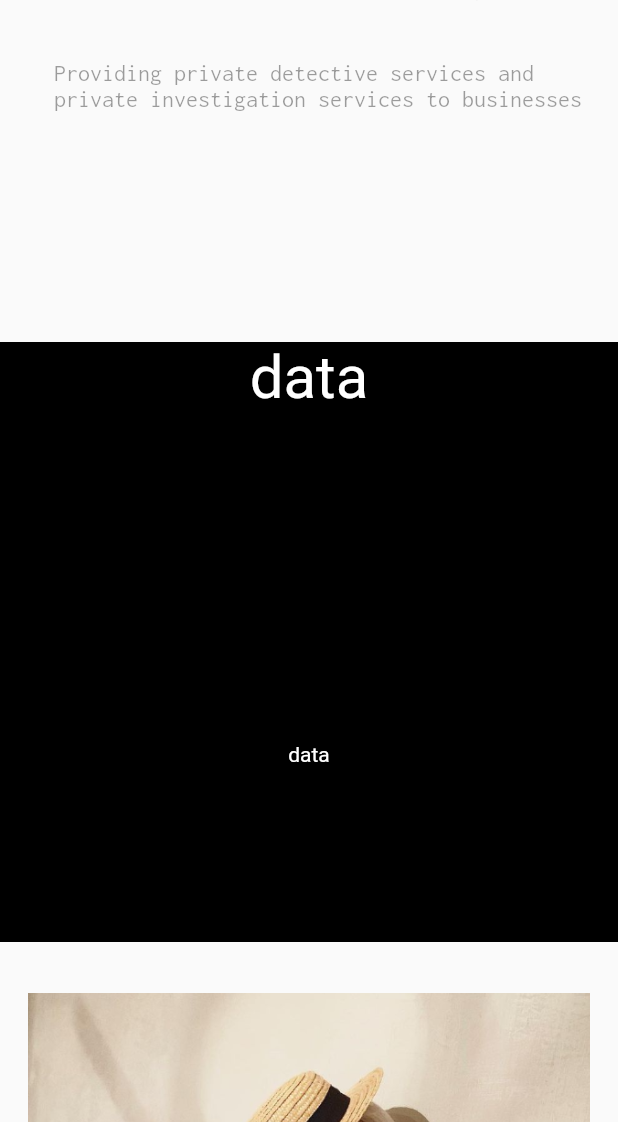
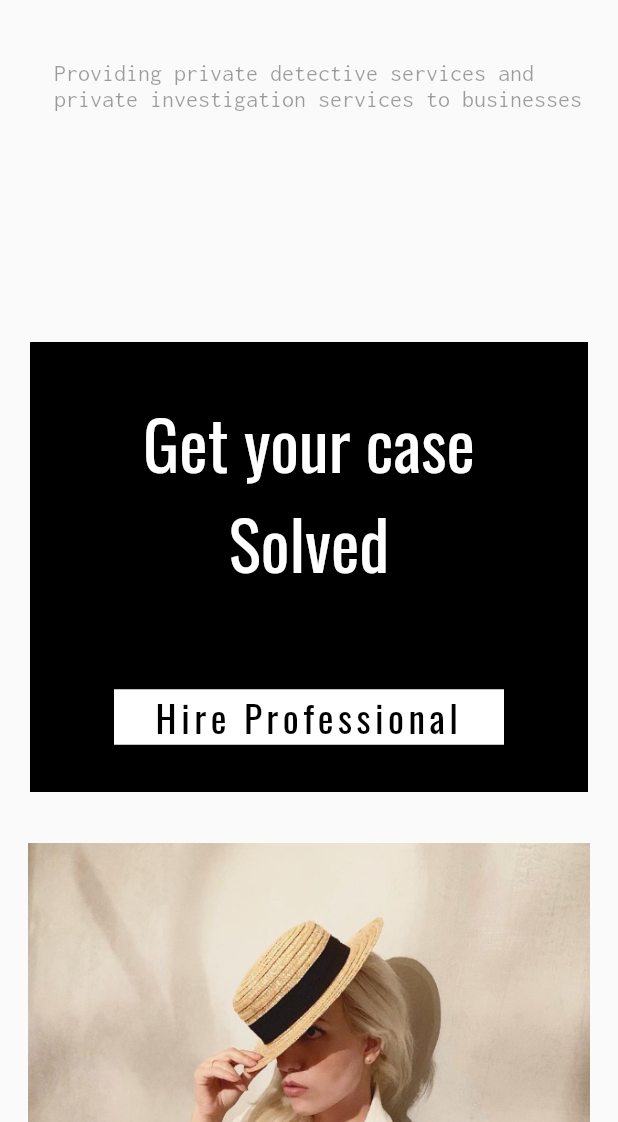
Before and after one commit to sagnik150699/drenlab_krala_murnau_portfolio, a Flutter app: the screen it shows after launch, scrolled down 576 dp, on a phone screen of 412 x 824 dp, the part 114-1236 px from its top. Run offline on Flutter 3.47's test engine with Material 2 defaults, Android fonts, the phone set to English and light mode, and no system bars; drawn by our look-alikes of carousel_slider; our stand-ins replace google_fonts.

Commit message:
big mobile

```diff
--- a/flutter_app/lib/services/responsive_handler.dart
+++ b/flutter_app/lib/services/responsive_handler.dart
@@ -1,6 +1,7 @@
 import 'package:flutter/material.dart';
 import 'package:flutter/cupertino.dart';
-import 'package:flutter_app/ui/mobile.dart';
+import 'package:flutter_app/ui/mobilelarge.dart';
+import 'package:flutter_app/ui/mobilesmall.dart';
 import 'package:flutter_app/ui/web.dart';
 
 class Services extends StatefulWidget {
@@ -21,9 +22,14 @@ class _ServicesState extends State<Services> {
         builder: (context, constraints) {
           if (constraints.maxWidth > 600) {
             return Web();
-          } else {
-            return Mobile();
           }
+          if(constraints.maxHeight > 700 && constraints.maxHeight< 800){
+            return Mobile1();
+          }
+          else {
+            return Mobile2();
+          }
+
         },
       ),
     );
--- a/flutter_app/lib/ui/mobile.dart
+++ b/flutter_app/lib/ui/mobilelarge.dart
@@ -4,12 +4,12 @@ import 'package:google_fonts/google_fonts.dart';
 import 'package:carousel_slider/carousel_slider.dart';
 import 'package:flutter_app/components/variables.dart';
 
-class Mobile extends StatefulWidget {
+class Mobile1 extends StatefulWidget {
   @override
-  _Mobile createState() => new _Mobile();
+  _Mobile1 createState() => new _Mobile1();
 }
 
-class _Mobile extends State<Mobile> {
+class _Mobile1 extends State<Mobile1> {
   var city = 'Berlin,Germany';
 
   Variables variables = new Variables();
@@ -20,8 +20,6 @@ class _Mobile extends State<Mobile> {
     ScrollController controller = ScrollController();
     bool closeTopContainer = false;
     print(size);
-
-
 
     controller.addListener(() {
       setState(() {
@@ -34,7 +32,7 @@ class _Mobile extends State<Mobile> {
         duration: const Duration(microseconds: 200),
         width: size.width,
         alignment: Alignment.topCenter,
-        height: closeTopContainer?0:categoryHeight,
+        height: closeTopContainer ? 0 : categoryHeight,
         child: SizedBox(
           height: 900,
           width: 700,
@@ -123,19 +121,43 @@ class _Mobile extends State<Mobile> {
           ]),
         ),
       ),
-
-      Container(
-
-        padding: EdgeInsets.only(left: 20,right: 20),
-        height: 400,
-        width: 5,
+      Padding(
+        padding: const EdgeInsets.only(right: 20, left: 20),
+        child: Container(
+          padding: EdgeInsets.only(left: 20, right: 20),
+          height: 300,
+          // width: 5,
           color: Colors.black,
           child: Column(
             children: <Widget>[
-            Expanded(flex: 2, child: Text("data",style: TextStyle(color: Colors.white,fontSize: 40),)),
-            Expanded(child: Text("data",style: TextStyle(color: Colors.white),)),
-
+              Expanded(
+                  flex: 2,
+                  child: Center(
+                    child: Text(
+                      "Get your case " "Solved",
+                      textAlign: TextAlign.center ,
+                      style:
+                          GoogleFonts.oswald(fontSize: 45, color: Colors.white),
+                    ),
+                  )),
+              Expanded( flex: 1,
+                  child: FlatButton(
+                    onPressed: null,
+                    child: ListTile(
+                      shape: RoundedRectangleBorder(),
+                      title: Card(
+                        shape: RoundedRectangleBorder(),
+                        child: Text(
+                "Hire Professional ",
+                 textAlign: TextAlign.center,
+                 style:
+    GoogleFonts.oswald(fontSize: 25, color: Colors.black, letterSpacing: 3),
+              ),
+                      ),
+                    ),
+                  )),
             ],
+          ),
         ),
       ),
       Stack(children: <Widget>[
@@ -205,7 +227,8 @@ class _Mobile extends State<Mobile> {
               autoPlayAnimationDuration: Duration(milliseconds: 800),
               autoPlayCurve: Curves.easeInOutSine,
               enlargeCenterPage: true,
-              scrollDirection: Axis.horizontal,),
+              scrollDirection: Axis.horizontal,
+            ),
           ),
         ),
 
@@ -275,7 +298,7 @@ class _Mobile extends State<Mobile> {
             shadowColor: Colors.black,
             elevation: 0,
             child: Text(
-              "Private Detective",
+              "Kaffee und Milch",
               style: GoogleFonts.sedgwickAveDisplay(fontSize: 35),
             ),
           ),
@@ -300,11 +323,9 @@ class _Mobile extends State<Mobile> {
       ]),
     ];
 
-
     return SafeArea(
       child: Scaffold(
         drawer: new Drawer(
-
           child: ListView(
             // Important: Remove any padding from the ListView.
             padding: EdgeInsets.zero,
@@ -338,10 +359,12 @@ class _Mobile extends State<Mobile> {
           backgroundColor: Colors.black,
           leading: new IconButton(
             color: Colors.white,
-            icon: new Icon( Icons.menu, size: 40,),
+            icon: new Icon(
+              Icons.menu,
+              size: 40,
+            ),
             onPressed: () => _scaffoldKey.currentState.openDrawer(),
           ),
-
         ),
         // floatingActionButton: Padding(
         //
@@ -363,7 +386,6 @@ class _Mobile extends State<Mobile> {
             return itemData[index];
           },
         ),
-
       ),
     );
     // return
--- /dev/null
+++ b/flutter_app/lib/ui/mobilesmall.dart
@@ -0,0 +1,393 @@
+import 'package:flutter/cupertino.dart';
+import 'package:flutter/material.dart';
+import 'package:google_fonts/google_fonts.dart';
+import 'package:carousel_slider/carousel_slider.dart';
+import 'package:flutter_app/components/variables.dart';
+
+class Mobile2 extends StatefulWidget {
+  @override
+  _Mobile2 createState() => new _Mobile2();
+}
+
+class _Mobile2 extends State<Mobile2> {
+  var city = 'Berlin,Germany';
+
+  Variables variables = new Variables();
+  final GlobalKey<ScaffoldState> _scaffoldKey = new GlobalKey<ScaffoldState>();
+  Widget build(BuildContext context) {
+    final Size size = MediaQuery.of(context).size;
+    final double categoryHeight = size.height;
+    ScrollController controller = ScrollController();
+    bool closeTopContainer = false;
+    print(size);
+
+    controller.addListener(() {
+      setState(() {
+        closeTopContainer = controller.offset > 50;
+      });
+    });
+
+    List<Widget> itemData = [
+      AnimatedContainer(
+        duration: const Duration(microseconds: 200),
+        width: size.width,
+        alignment: Alignment.topCenter,
+        height: closeTopContainer ? 0 : categoryHeight,
+        child: SizedBox(
+          height: 900,
+          width: 700,
+          child: Stack(children: <Widget>[
+            Padding(
+                padding: const EdgeInsets.all(0),
+                child: CarouselSlider(
+                    items: Variables().item,
+                    options: CarouselOptions(
+                      height: 500,
+                      aspectRatio: 16 / 9,
+                      viewportFraction: 0.911,
+                      initialPage: 0,
+                      enableInfiniteScroll: true,
+                      reverse: false,
+                      autoPlay: true,
+                      autoPlayInterval: Duration(seconds: 3),
+                      autoPlayAnimationDuration: Duration(milliseconds: 800),
+                      autoPlayCurve: Curves.easeInOutSine,
+                      enlargeCenterPage: true,
+                      scrollDirection: Axis.horizontal,
+                    ))),
+            // Padding(
+            //   padding: const EdgeInsets.only(top: 5),
+            //   child: ListTile(
+            //     title: Text(
+            //       "",
+            //       style: GoogleFonts.oswald(fontSize: 40),
+            //     ),
+            //     leading: IconButton(
+            //       icon: Icon(
+            //         Icons.menu,
+            //         size: 40,
+            //       ),
+            //       onPressed: () {
+            //          Scaffold.of(context).openDrawer();
+            //       },
+            //     ),
+            //   ),
+            // ),
+            Padding(
+              padding: const EdgeInsets.only(top: 450, left: 30),
+              child: Card(
+                elevation: 10,
+                color: Colors.black,
+                child: Text(
+                  "Krala Murnau",
+                  style: GoogleFonts.oswald(fontSize: 45, color: Colors.white),
+                ),
+              ),
+            ),
+            Padding(
+              padding: const EdgeInsets.only(top: 540, left: 125),
+              child: Card(
+                shadowColor: Colors.black,
+                elevation: 0,
+                child: Text(
+                  "Private Detective",
+                  style: GoogleFonts.sedgwickAveDisplay(fontSize: 35),
+                ),
+              ),
+            ),
+            Padding(
+              padding: const EdgeInsets.only(top: 550, left: 70),
+              child: Icon(
+                Icons.search,
+                size: 35,
+              ),
+            ),
+            Padding(
+              padding: const EdgeInsets.only(left: 135, top: 580),
+              child: Container(
+                  child: Text("Current Location: $city",
+                      style: GoogleFonts.inconsolata(
+                          fontSize: 15,
+                          textStyle: TextStyle(color: Colors.black45)))),
+            ),
+            Padding(
+              padding: const EdgeInsets.only(left: 20, top: 625),
+              child: ListTile(
+                  title: Text(
+                    "Providing private detective services and private investigation services to businesses ",
+                    style: GoogleFonts.inconsolata(color: Colors.black38),
+                  )),
+            ),
+          ]),
+        ),
+      ),
+      Padding(
+        padding: const EdgeInsets.only(right: 20, left: 20),
+        child: Container(
+          padding: EdgeInsets.only(left: 20, right: 20),
+          height: 300,
+          // width: 5,
+          color: Colors.black,
+          child: Column(
+            children: <Widget>[
+              Expanded(
+                  flex: 2,
+                  child: Center(
+                    child: Text(
+                      "Get your case " "Solved",
+                      textAlign: TextAlign.center ,
+                      style:
+                      GoogleFonts.oswald(fontSize: 45, color: Colors.white),
+                    ),
+                  )),
+              Expanded( flex: 1,
+                  child: FlatButton(
+                    onPressed: null,
+                    child: ListTile(
+                      shape: RoundedRectangleBorder(),
+                      title: Card(
+                        shape: RoundedRectangleBorder(),
+                        child: Text(
+                          "Hire Professional ",
+                          textAlign: TextAlign.center,
+                          style:
+                          GoogleFonts.oswald(fontSize: 25, color: Colors.black, letterSpacing: 3),
+                        ),
+                      ),
+                    ),
+                  )),
+            ],
+          ),
+        ),
+      ),
+      Stack(children: <Widget>[
+        Padding(
+            padding: const EdgeInsets.all(0),
+            child: CarouselSlider(
+                items: Variables().item2,
+                options: CarouselOptions(
+                  height: 500,
+                  aspectRatio: 16 / 9,
+                  viewportFraction: 0.911,
+                  initialPage: 0,
+                  enableInfiniteScroll: true,
+                  reverse: false,
+                  autoPlay: true,
+                  autoPlayInterval: Duration(seconds: 3),
+                  autoPlayAnimationDuration: Duration(milliseconds: 800),
+                  autoPlayCurve: Curves.easeInOutSine,
+                  enlargeCenterPage: true,
+                  scrollDirection: Axis.horizontal,
+                ))),
+        // Padding(
+        //   padding: const EdgeInsets.only(top: 5),
+        //   child: InteractiveViewer(
+        //     child: ListTile(
+        //       title: Text(
+        //         "",
+        //         style: GoogleFonts.oswald(fontSize: 40),
+        //       ),
+        //       leading: IconButton(
+        //         icon: Icon(
+        //           Icons.menu,
+        //           size: 40,
+        //         ),
+        //         onPressed: () {
+        //           // Scaffold.of(context).openDrawer();
+        //         },
+        //       ),
+        //     ),
+        //   ),
+        // ),
+        Padding(
+          padding: const EdgeInsets.only(top: 450, left: 30),
+          child: Card(
+            elevation: 10,
+            color: Colors.black,
+            child: Text(
+              "LifeStyle",
+              style: GoogleFonts.oswald(fontSize: 45, color: Colors.white),
+            ),
+          ),
+        ),
+
+        Padding(
+          padding: const EdgeInsets.only(top: 535, left: 150),
+          child: CarouselSlider(
+            items: variables.item3,
+            options: CarouselOptions(
+              height: 60,
+              aspectRatio: 16 / 9,
+              viewportFraction: 0.911,
+              initialPage: 0,
+              enableInfiniteScroll: true,
+              reverse: false,
+              autoPlay: true,
+              autoPlayInterval: Duration(seconds: 3),
+              autoPlayAnimationDuration: Duration(milliseconds: 800),
+              autoPlayCurve: Curves.easeInOutSine,
+              enlargeCenterPage: true,
+              scrollDirection: Axis.horizontal,
+            ),
+          ),
+        ),
+
+        Padding(
+          padding: const EdgeInsets.only(left: 20, top: 625),
+          child: ListTile(
+              title: Text(
+                "Providing private detective services and private investigation services to businesses ",
+                style: GoogleFonts.inconsolata(color: Colors.black38),
+              )),
+        ),
+      ]),
+      SizedBox(
+        height: 40,
+      ),
+      Stack(children: <Widget>[
+        Padding(
+            padding: const EdgeInsets.all(0),
+            child: CarouselSlider(
+                items: Variables().item,
+                options: CarouselOptions(
+                  height: 500,
+                  aspectRatio: 16 / 9,
+                  viewportFraction: 0.911,
+                  initialPage: 0,
+                  enableInfiniteScroll: true,
+                  reverse: false,
+                  autoPlay: true,
+                  autoPlayInterval: Duration(seconds: 3),
+                  autoPlayAnimationDuration: Duration(milliseconds: 800),
+                  autoPlayCurve: Curves.easeInOutSine,
+                  enlargeCenterPage: true,
+                  scrollDirection: Axis.horizontal,
+                ))),
+        // Padding(
+        //   padding: const EdgeInsets.only(top: 5),
+        //   child: ListTile(
+        //     title: Text(
+        //       "",
+        //       style: GoogleFonts.oswald(fontSize: 40),
+        //     ),
+        //     leading: IconButton(
+        //       icon: Icon(
+        //         Icons.menu,
+        //         size: 40,
+        //       ),
+        //       onPressed: () {
+        //         // Scaffold.of(context).openDrawer();
+        //       },
+        //     ),
+        //   ),
+        // ),
+        Padding(
+          padding: const EdgeInsets.only(top: 450, left: 30),
+          child: Card(
+            elevation: 10,
+            color: Colors.black,
+            child: Text(
+              "Krala Murnau",
+              style: GoogleFonts.oswald(fontSize: 45, color: Colors.white),
+            ),
+          ),
+        ),
+        Padding(
+          padding: const EdgeInsets.only(top: 540, left: 125),
+          child: Card(
+            shadowColor: Colors.black,
+            elevation: 0,
+            child: Text(
+              "Kaffee und Milch",
+              style: GoogleFonts.sedgwickAveDisplay(fontSize: 35),
+            ),
+          ),
+        ),
+
+        Padding(
+          padding: const EdgeInsets.only(left: 135, top: 580),
+          child: Container(
+              child: Text("Current Location: $city",
+                  style: GoogleFonts.inconsolata(
+                      fontSize: 15,
+                      textStyle: TextStyle(color: Colors.black45)))),
+        ),
+        Padding(
+          padding: const EdgeInsets.only(left: 20, top: 625),
+          child: ListTile(
+              title: Text(
+                "Providing private detective services and private investigation services to businesses ",
+                style: GoogleFonts.inconsolata(color: Colors.black38),
+              )),
+        ),
+      ]),
+    ];
+
+    return SafeArea(
+      child: Scaffold(
+        drawer: new Drawer(
+          child: ListView(
+            // Important: Remove any padding from the ListView.
+            padding: EdgeInsets.zero,
+            children: <Widget>[
+              // DrawerHeader(
+              //   child: Text('Drawer Header'),
+              //   decoration: BoxDecoration(
+              //     color: Colors.blue,
+              //   ),
+              // ),
+              ListTile(
+                title: Text('Item 1'),
+                onTap: () {
+                  // Update the state of the app.
+                  Navigator.pop(context);
+                },
+              ),
+              ListTile(
+                title: Text('Item 2'),
+                onTap: () {
+                  Navigator.pop(context);
+                  // Update the state of the app.
+                  // ...
+                },
+              ),
+            ],
+          ),
+        ),
+        key: _scaffoldKey,
+        appBar: AppBar(
+          backgroundColor: Colors.black,
+          leading: new IconButton(
+            color: Colors.white,
+            icon: new Icon(
+              Icons.menu,
+              size: 40,
+            ),
+            onPressed: () => _scaffoldKey.currentState.openDrawer(),
+          ),
+        ),
+        // floatingActionButton: Padding(
+        //
+        //   padding: const EdgeInsets.only( bottom: 670),
+        //   child: new IconButton(
+        //     color: Colors.white,
+        //     icon: new Icon( Icons.menu, size: 40,),
+        //     onPressed: () => _scaffoldKey.currentState.openDrawer(),
+        //   ),
+        // ),
+
+        body: ListView.builder(
+          controller: controller,
+          physics: BouncingScrollPhysics(),
+          addAutomaticKeepAlives: false,
+          cacheExtent: 100,
+          itemCount: itemData.length,
+          itemBuilder: (context, index) {
+            return itemData[index];
+          },
+        ),
+      ),
+    );
+    // return
+  }
+}
```
Also changed, not shown: flutter_app/lib/components/data.dart (+5 -5 lines). Lines whose indentation alone changed are shown as unchanged.
